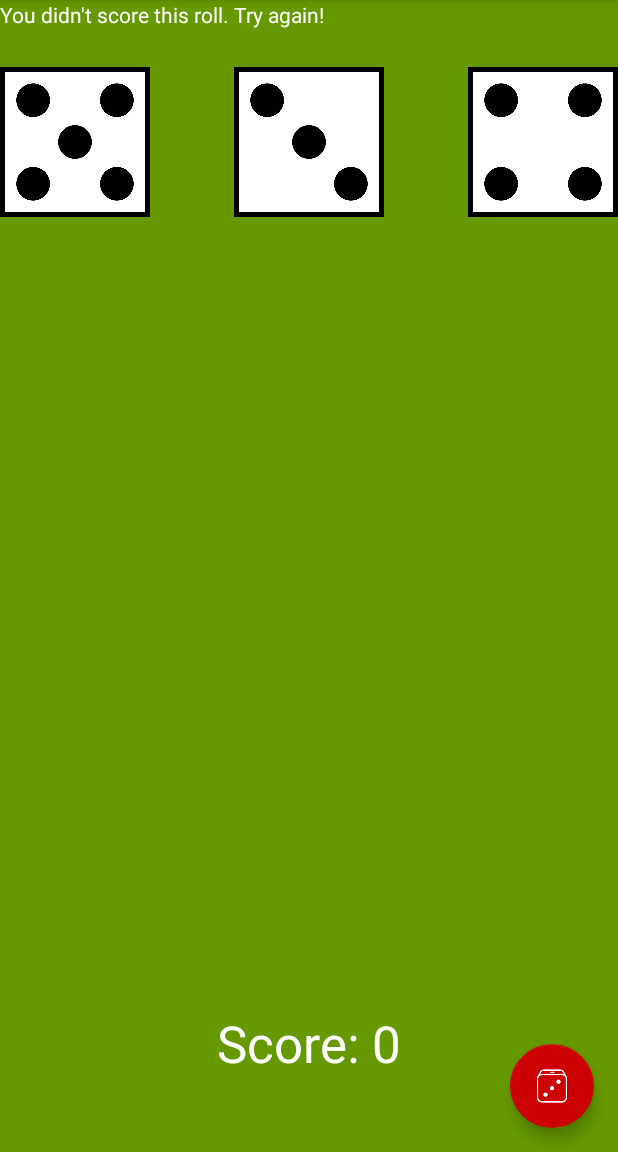
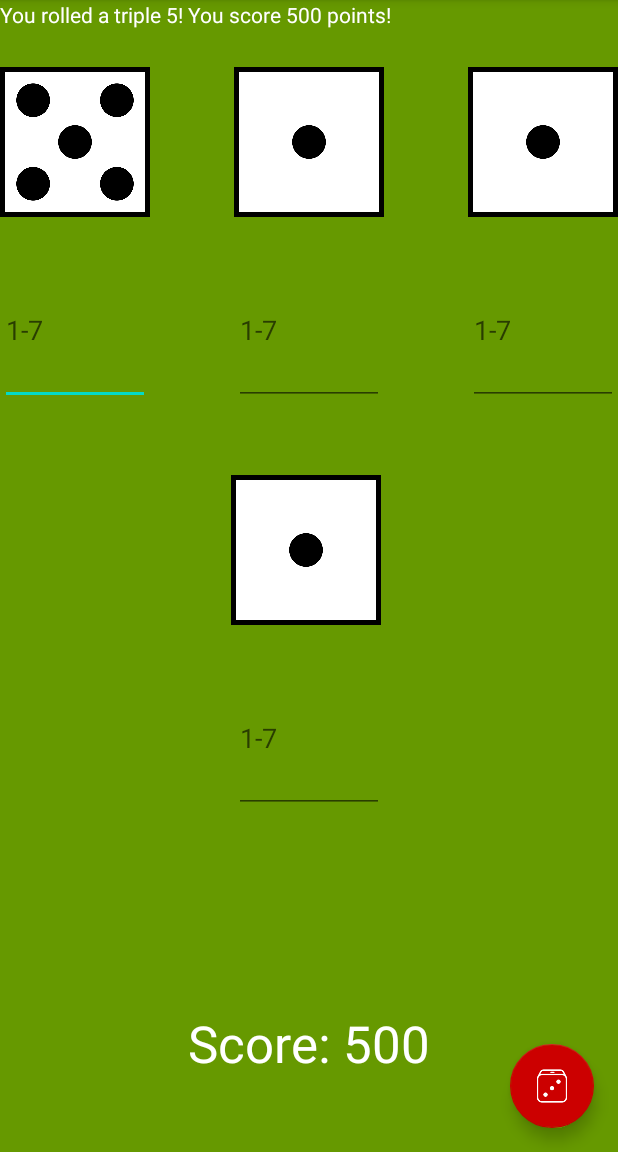
Before and after one commit to offie321/DiceOut, an Android app: the screen it shows after launch (MainActivity), after a tap on an icon or button, on a phone screen of 412 x 824 dp, the part 84-1236 px from its top. Run offline under Robolectric (Android 15) with nearby library versions, the phone set to English and light mode, and no system bars; 4 statements that could not run were skipped.

Commit message:
Experiment 1 Changing the data.
* Ik heb een 4de dobbelsteen toegevoegd.
Hiervoor heb ik dus de code voor een dubbele dobbelsteen of een triple aan moeten passen.
Ook heb ik toegevoegd dat je meer punten krijgt als alle 4 de dobbelstenen een gelijke waarde hebben.

* De dobbelstenen worden nu 1 voor 1 gerolled i.p.v. allemaal tegelijk.

* Je kunt nu ook punten krijgen als je raad welke waarde de dobbelsteen krijgt.

```diff
--- a/app/src/main/java/example/com/MainActivity.java
+++ b/app/src/main/java/example/com/MainActivity.java
@@ -4,7 +4,6 @@ import android.graphics.drawable.Drawable;
 import android.os.Bundle;
 
 import com.google.android.material.floatingactionbutton.FloatingActionButton;
-import com.google.android.material.snackbar.Snackbar;
 
 import androidx.appcompat.app.AppCompatActivity;
 import androidx.appcompat.widget.Toolbar;
@@ -13,7 +12,7 @@ import android.view.View;
 
 import android.view.Menu;
 import android.view.MenuItem;
-import android.widget.Button;
+import android.widget.EditText;
 import android.widget.ImageView;
 import android.widget.TextView;
 import android.widget.Toast;
@@ -40,6 +39,10 @@ public class MainActivity extends AppCompatActivity {
     int die2;
     int die3;
 
+    int die4;
+
+    int amount;
+
     // Field to hold the score text
     TextView scoreText;
 
@@ -48,6 +51,33 @@ public class MainActivity extends AppCompatActivity {
 
     // ArrayList to hold all three dice images
     ArrayList<ImageView> diceImageViews;
+
+//    //TODO Dice Predictions
+//    ArrayList<EditText> dicePredictions;
+    EditText predict1;
+    EditText predict2;
+    EditText predict3;
+    EditText predict4;
+
+    String stringPrediction1;
+    int valuePrediction1;
+
+    String stringPrediction2;
+    int valuePrediction2;
+
+    String stringPrediction3;
+    int valuePrediction3;
+
+    String stringPrediction4;
+    int valuePrediction4;
+
+
+
+
+
+
+
+
 
     @Override
     protected void onCreate(Bundle savedInstanceState) {
@@ -67,6 +97,8 @@ public class MainActivity extends AppCompatActivity {
         //set initial score
         score = 0;
 
+        amount = 1;
+
         rollResult = findViewById(R.id.rollResult);
         scoreText = (TextView) findViewById(R.id.scoreText);
 
@@ -83,27 +115,113 @@ public class MainActivity extends AppCompatActivity {
         ImageView die2Image = (ImageView) findViewById(R.id.die2Image);
         ImageView die3Image = (ImageView) findViewById(R.id.die3Image);
 
+        ImageView die4Image = (ImageView) findViewById(R.id.die4Image);
+
         diceImageViews = new ArrayList<>();
         diceImageViews.add(die1Image);
         diceImageViews.add(die2Image);
         diceImageViews.add(die3Image);
+        diceImageViews.add(die4Image);
+
+//        //TODO Dice predictions
+//        EditText predict1 = (EditText) findViewById(R.id.predict1);
+//        EditText predict2 = (EditText) findViewById(R.id.predict2);
+//        EditText predict3 = (EditText) findViewById(R.id.predict3);
+//
+//        dicePredictions = new ArrayList<>();
+//        dicePredictions.add(predict1);
+//        dicePredictions.add(predict2);
+//        dicePredictions.add(predict3);
+
+        //get values from predictions
+        predict1 = findViewById(R.id.predict1);
+        predict2 = findViewById(R.id.predict2);
+        predict3 = findViewById(R.id.predict3);
+
+        predict4 = findViewById(R.id.predict4);
+
+//        predict1=findViewById(R.id.predict1);
+//        stringPrediction1=predict1.getText().toString();
+//        valuePrediction1=Integer.parseInt(stringPrediction1);
+
+//        predict1=findViewById(R.id.predict1);
+
+//        stringPrediction1=predict1.getText().toString();
+
+
+//        valuePrediction1=Integer.parseInt(stringPrediction1);
+
+
     }
 
     public void rollDice(View v){
         rollResult.setText(R.string.RollResult);
 
+        //Get values from inputted predictions
+
+        //Prediction1
+        stringPrediction1= predict1.getText().toString();
+        valuePrediction1=Integer.parseInt(stringPrediction1);
+
+        //Prediction2
+        stringPrediction2= predict2.getText().toString();
+        valuePrediction2=Integer.parseInt(stringPrediction2);
+
+        //Prediction3
+        stringPrediction3= predict3.getText().toString();
+        valuePrediction3=Integer.parseInt(stringPrediction3);
+
+        //Prediction4
+        stringPrediction4= predict4.getText().toString();
+        valuePrediction4=Integer.parseInt(stringPrediction4);
+
         // Roll dice
-        die1 = rand.nextInt(6)+1;
-        die2 = rand.nextInt(6)+1;
-        die3 = rand.nextInt(6)+1;
+//        die1 = rand.nextInt(6)+1;
+//        die2 = rand.nextInt(6)+1;
+//        die3 = rand.nextInt(6)+1;
 
-        // Set dice values into an ArrayList
-        dice.clear();
-        dice.add(die1);
-        dice.add(die2);
-        dice.add(die3);
+//         Set dice values into an ArrayList
+//        dice.clear();
+//        dice.add(die1);
+//        dice.add(die2);
+//        dice.add(die3);
 
-        for (int dieOfSet = 0; dieOfSet < 3; dieOfSet++) {
+
+        if (amount == 1){
+            die1 = rand.nextInt(6)+1;
+            dice.clear();
+            dice.add(die1);
+            dice.add(null);
+            dice.add(null);
+            dice.add(null);
+            amount = 2;
+        }else if(amount == 2){
+            die2 = rand.nextInt(6)+1;
+            dice.clear();
+            dice.add(null);
+            dice.add(die2);
+            dice.add(null);
+            dice.add(null);
+            amount = 3;
+        }else if(amount == 3){
+            die3 = rand.nextInt(6)+1;
+            dice.clear();
+            dice.add(null);
+            dice.add(null);
+            dice.add(die3);
+            dice.add(null);
+            amount = 4;
+        }else if(amount == 4){
+            die4 = rand.nextInt(6)+1;
+            dice.clear();
+            dice.add(null);
+            dice.add(null);
+            dice.add(null);
+            dice.add(die4);
+            amount = 1;
+        }
+
+        for (int dieOfSet = 0; dieOfSet < 4; dieOfSet++) {
             String imageName = "die_" + dice.get(dieOfSet) + ".png";
 
             try {
@@ -117,8 +235,11 @@ public class MainActivity extends AppCompatActivity {
 
         // Build message with the result
         String msg;
-
-        if (die1 == die2 && die1 == die3){
+        if(die1 == die2 && die1 == die3 && die1 == die4){
+            int scoreDelta = die1 * 500;
+            msg = "You rolled four of the same dice " + die1 + "! You score " + scoreDelta + " points!";
+            score += scoreDelta;
+        }else if (die1 == die2 && die1 == die3 || die1 == die2 && die1 == die4 || die1 == die3 && die1 == die4 || die2 == die3 && die2 == die4){
             // Triples
             int scoreDelta = die1 * 100;
             msg = "You rolled a triple " + die1 + "! You score " + scoreDelta + " points!";
@@ -127,13 +248,24 @@ public class MainActivity extends AppCompatActivity {
             // Doubles
             msg = "You rolled doubles for 50 points!";
             score += 50;
-        } else{
+            //Als je één van de cijfers hebt geraden.
+        } else if(die1 == valuePrediction1 || die2 == valuePrediction2 || die3 == valuePrediction3){
+            msg = "You guessed one of the dice for 25 points.";
+            score+=25;
+        }
+
+        else{
             msg = "You didn't score this roll. Try again!";
         }
 
         // Update the app to display the result message
         rollResult.setText(msg);
         scoreText.setText("Score: " + score);
+
+        //TODO Dice Predictions
+//        if (valuePrediction1 == 1){
+//            msg = "het cijfer is 1";
+//        }
     }
 
     @Override
--- a/app/src/main/res/layout/content_main.xml
+++ b/app/src/main/res/layout/content_main.xml
@@ -51,6 +51,17 @@
         android:contentDescription="@string/imagedie3"
         android:src="@drawable/die_1" />
 
+    <ImageView
+        android:id="@+id/die4Image"
+        android:layout_width="100dp"
+        android:layout_height="100dp"
+        android:layout_below="@id/rollResult"
+        android:layout_alignParentStart="true"
+        android:layout_marginStart="154dp"
+        android:layout_marginTop="297dp"
+        android:contentDescription="@string/imagedie4"
+        android:src="@drawable/die_1" />
+
     <TextView
         android:id="@+id/scoreText"
         android:layout_width="wrap_content"
@@ -62,5 +73,48 @@
         android:textAppearance="@style/TextAppearance.AppCompat.Display1"
         android:textColor="@android:color/white" />
 
+    <EditText
+        android:id="@+id/predict1"
+        android:digits="0123456789"
+        android:inputType="number"
+        android:hint="1-7"
+        android:layout_width="100dp"
+        android:layout_height="100dp"
+        android:layout_below="@id/die1Image"
+        android:layout_alignParentStart="true"
+        android:layout_marginTop="25dp"/>
+
+    <EditText
+        android:id="@+id/predict2"
+        android:digits="0123456789"
+        android:inputType="number"
+        android:hint="1-7"
+        android:layout_width="100dp"
+        android:layout_height="100dp"
+        android:layout_below="@id/die2Image"
+        android:layout_centerHorizontal="true"
+        android:layout_marginTop="25dp"/>
+
+    <EditText
+        android:id="@+id/predict3"
+        android:digits="0123456789"
+        android:inputType="number"
+        android:hint="1-7"
+        android:layout_width="100dp"
+        android:layout_height="100dp"
+        android:layout_below="@id/die3Image"
+        android:layout_alignParentEnd="true"
+        android:layout_marginTop="25dp"/>
+
+    <EditText
+        android:id="@+id/predict4"
+        android:layout_width="100dp"
+        android:layout_height="100dp"
+        android:layout_below="@id/die4Image"
+        android:layout_centerHorizontal="true"
+        android:layout_marginTop="25dp"
+        android:digits="0123456789"
+        android:hint="1-7"
+        android:inputType="number" />
 
 </RelativeLayout>
--- a/app/src/main/res/values/strings.xml
+++ b/app/src/main/res/values/strings.xml
@@ -14,4 +14,5 @@
     <string name="imagedie1">ImageDie1</string>
     <string name="imagedie2">ImageDie2</string>
     <string name="imagedie3">ImageDie3</string>
+    <string name="imagedie4">ImageDie4</string>
 </resources>
```
